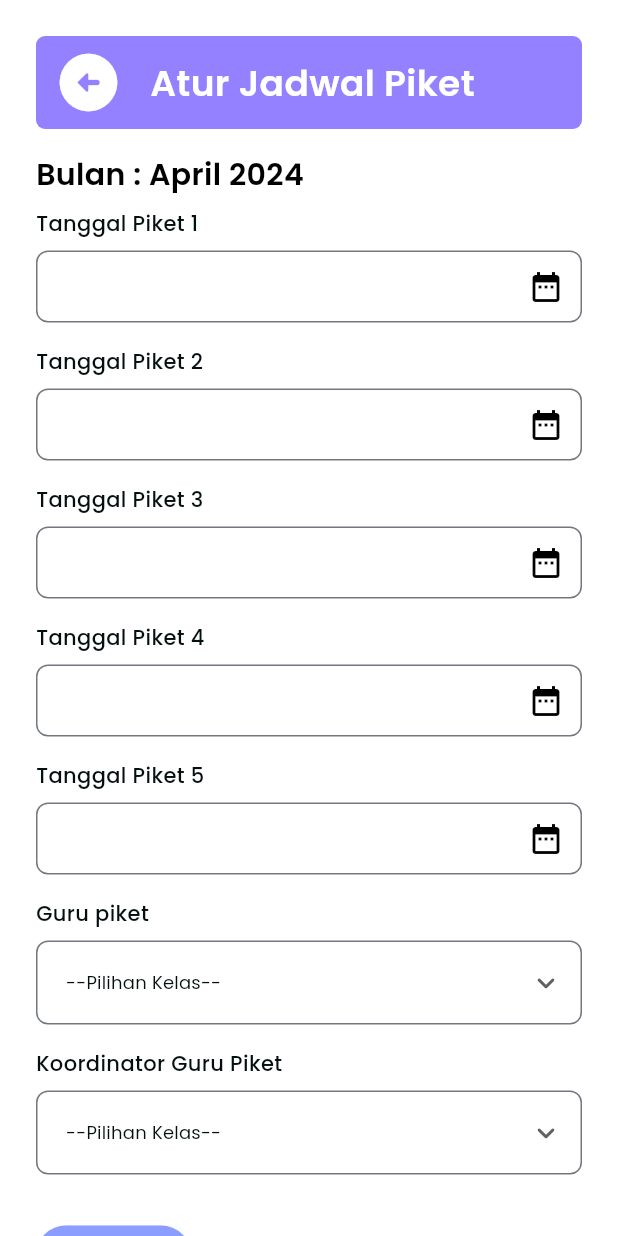
After one commit to Sholid/pigur_esemkada, a Flutter app: the AturJadwalPiketScreen screen opened by its route, on a phone screen of 412 x 824 dp. The commit adds this screen. Run offline on Flutter 3.47's test engine with Material 3 defaults, Android fonts, the phone set to English and light mode, and no system bars; our stand-ins replace dio, dropdown_button2, get_storage, google_fonts; accounts and stored records are empty.

Commit message:
halaman tambah jadwal

```diff
--- /dev/null
+++ b/lib/pages/admin/atur_jadwal_piket_screen.dart
@@ -0,0 +1,489 @@
+import 'dart:ui';
+
+import 'package:dropdown_button2/dropdown_button2.dart';
+import 'package:flutter/material.dart';
+import 'package:flutter/widgets.dart';
+import 'package:google_fonts/google_fonts.dart';
+import 'package:intl/intl.dart';
+
+class AturJadwalPiketScreen extends StatefulWidget {
+  static const String route = '/atur-jadwal-piket-screen';
+  const AturJadwalPiketScreen({super.key});
+
+  @override
+  State<AturJadwalPiketScreen> createState() => _AturJadwalPiketScreenState();
+}
+
+class _AturJadwalPiketScreenState extends State<AturJadwalPiketScreen> {
+  final List<String> genderItems = [
+    'Laki-laki',
+    'Perempuan',
+  ];
+  String? selectedValue;
+
+  DateTime? selectedDate1;
+  TextEditingController cTanggal1 = TextEditingController();
+  DateTime? selectedDate2;
+  TextEditingController cTanggal2 = TextEditingController();
+  DateTime? selectedDate3;
+  TextEditingController cTanggal3 = TextEditingController();
+  DateTime? selectedDate4;
+  TextEditingController cTanggal4 = TextEditingController();
+  DateTime? selectedDate5;
+  TextEditingController cTanggal5 = TextEditingController();
+
+  Future<void> _selectDate1(BuildContext context) async {
+    final DateTime? picked = await showDatePicker(
+      context: context,
+      initialDate: DateTime.now(),
+      firstDate: DateTime(2020),
+      lastDate: DateTime(2101),
+    );
+    if (picked != null) {
+      setState(() {
+        cTanggal1.text = picked.toString();
+        selectedDate1 = picked;
+      });
+    }
+  }
+
+  Future<void> _selectDate2(BuildContext context) async {
+    final DateTime? picked = await showDatePicker(
+      context: context,
+      initialDate: DateTime.now(),
+      firstDate: DateTime(2020),
+      lastDate: DateTime(2101),
+    );
+    if (picked != null) {
+      setState(() {
+        cTanggal2.text = picked.toString();
+        selectedDate2 = picked;
+      });
+    }
+  }
+
+  Future<void> _selectDate3(BuildContext context) async {
+    final DateTime? picked = await showDatePicker(
+      context: context,
+      initialDate: DateTime.now(),
+      firstDate: DateTime(2020),
+      lastDate: DateTime(2101),
+    );
+    if (picked != null) {
+      setState(() {
+        cTanggal3.text = picked.toString();
+        selectedDate3 = picked;
+      });
+    }
+  }
+
+  Future<void> _selectDate4(BuildContext context) async {
+    final DateTime? picked = await showDatePicker(
+      context: context,
+      initialDate: DateTime.now(),
+      firstDate: DateTime(2020),
+      lastDate: DateTime(2101),
+    );
+    if (picked != null) {
+      setState(() {
+        cTanggal4.text = picked.toString();
+        selectedDate4 = picked;
+      });
+    }
+  }
+
+  Future<void> _selectDate5(BuildContext context) async {
+    final DateTime? picked = await showDatePicker(
+      context: context,
+      initialDate: DateTime.now(),
+      firstDate: DateTime(2020),
+      lastDate: DateTime(2101),
+    );
+    if (picked != null) {
+      setState(() {
+        selectedDate5 = picked;
+        cTanggal5.text = selectedDate5.toString();
+      });
+    }
+  }
+
+  @override
+  Widget build(BuildContext context) {
+    return Scaffold(
+      backgroundColor: Colors.white,
+      body: ListView(
+        children: [
+          Padding(
+            padding: EdgeInsets.symmetric(horizontal: 24),
+            child: Column(
+              crossAxisAlignment: CrossAxisAlignment.start,
+              children: [
+                const SizedBox(
+                  height: 24,
+                ),
+                Container(
+                  padding:
+                      const EdgeInsets.symmetric(vertical: 8, horizontal: 12),
+                  decoration: BoxDecoration(
+                    color: const Color(0xFF9381FF),
+                    borderRadius: BorderRadius.circular(6),
+                  ),
+                  child: Row(
+                    children: [
+                      InkWell(
+                        onTap: () {
+                          Navigator.pop(context);
+                        },
+                        child: const Icon(
+                          size: 46,
+                          Icons.arrow_circle_left_rounded,
+                          color: Colors.white,
+                        ),
+                      ),
+                      const SizedBox(
+                        width: 18,
+                      ),
+                      Text(
+                        "Atur Jadwal Piket",
+                        style: GoogleFonts.poppins(
+                          fontSize: 24,
+                          fontWeight: FontWeight.w600,
+                          color: Colors.white,
+                        ),
+                      ),
+                    ],
+                  ),
+                ),
+                const SizedBox(
+                  height: 16,
+                ),
+                Align(
+                  alignment: Alignment.centerLeft,
+                  child: Text(
+                    "Bulan : ${DateFormat('MMMM yyyy').format(DateTime.now())}",
+                    style: GoogleFonts.poppins(
+                      fontSize: 20,
+                      fontWeight: FontWeight.w600,
+                      color: Colors.black,
+                    ),
+                  ),
+                ),
+                const SizedBox(
+                  height: 8,
+                ),
+                Text(
+                  "Tanggal Piket 1",
+                  style: GoogleFonts.poppins(
+                    fontSize: 14,
+                    fontWeight: FontWeight.w500,
+                    color: const Color(
+                      0xFF040F0F,
+                    ),
+                  ),
+                ),
+                const SizedBox(
+                  height: 8,
+                ),
+                TextField(
+                  controller: cTanggal1,
+                  readOnly: true,
+                  decoration: InputDecoration(
+                    suffixIcon: InkWell(
+                        onTap: () => _selectDate1(context),
+                        child:
+                            const Icon(Icons.date_range, color: Colors.black)),
+                    contentPadding:
+                        const EdgeInsets.symmetric(vertical: 8, horizontal: 8),
+                    border: OutlineInputBorder(
+                      borderRadius: BorderRadius.circular(8),
+                    ),
+                  ),
+                ),
+                const SizedBox(
+                  height: 16,
+                ),
+                Text(
+                  "Tanggal Piket 2",
+                  style: GoogleFonts.poppins(
+                    fontSize: 14,
+                    fontWeight: FontWeight.w500,
+                    color: const Color(
+                      0xFF040F0F,
+                    ),
+                  ),
+                ),
+                const SizedBox(
+                  height: 8,
+                ),
+                TextField(
+                  controller: cTanggal2,
+                  readOnly: true,
+                  decoration: InputDecoration(
+                    suffixIcon: InkWell(
+                        onTap: () => _selectDate2(context),
+                        child: Icon(Icons.date_range, color: Colors.black)),
+                    contentPadding:
+                        const EdgeInsets.symmetric(vertical: 8, horizontal: 8),
+                    border: OutlineInputBorder(
+                      borderRadius: BorderRadius.circular(8),
+                    ),
+                  ),
+                ),
+                const SizedBox(
+                  height: 16,
+                ),
+                Text(
+                  "Tanggal Piket 3",
+                  style: GoogleFonts.poppins(
+                    fontSize: 14,
+                    fontWeight: FontWeight.w500,
+                    color: const Color(
+                      0xFF040F0F,
+                    ),
+                  ),
+                ),
+                const SizedBox(
+                  height: 8,
+                ),
+                TextField(
+                  readOnly: true,
+                  controller: cTanggal3,
+                  decoration: InputDecoration(
+                    suffixIcon: InkWell(
+                        onTap: () => _selectDate3(context),
+                        child: Icon(Icons.date_range, color: Colors.black)),
+                    contentPadding:
+                        const EdgeInsets.symmetric(vertical: 8, horizontal: 8),
+                    border: OutlineInputBorder(
+                      borderRadius: BorderRadius.circular(8),
+                    ),
+                  ),
+                ),
+                const SizedBox(
+                  height: 16,
+                ),
+                Text(
+                  "Tanggal Piket 4",
+                  style: GoogleFonts.poppins(
+                    fontSize: 14,
+                    fontWeight: FontWeight.w500,
+                    color: const Color(
+                      0xFF040F0F,
+                    ),
+                  ),
+                ),
+                const SizedBox(
+                  height: 8,
+                ),
+                TextField(
+                  controller: cTanggal4,
+                  readOnly: true,
+                  decoration: InputDecoration(
+                    suffixIcon: InkWell(
+                        onTap: () => _selectDate4(context),
+                        child:
+                            const Icon(Icons.date_range, color: Colors.black)),
+                    contentPadding:
+                        const EdgeInsets.symmetric(vertical: 8, horizontal: 8),
+                    border: OutlineInputBorder(
+                      borderRadius: BorderRadius.circular(8),
+                    ),
+                  ),
+                ),
+                const SizedBox(
+                  height: 16,
+                ),
+                Text(
+                  "Tanggal Piket 5",
+                  style: GoogleFonts.poppins(
+                    fontSize: 14,
+                    fontWeight: FontWeight.w500,
+                    color: const Color(
+                      0xFF040F0F,
+                    ),
+                  ),
+                ),
+                const SizedBox(
+                  height: 8,
+                ),
+                TextField(
+                  controller: cTanggal5,
+                  readOnly: true,
+                  decoration: InputDecoration(
+                    suffixIcon: InkWell(
+                        onTap: () => _selectDate5(context),
+                        child:
+                            const Icon(Icons.date_range, color: Colors.black)),
+                    contentPadding:
+                        const EdgeInsets.symmetric(vertical: 8, horizontal: 8),
+                    border: OutlineInputBorder(
+                      borderRadius: BorderRadius.circular(8),
+                    ),
+                  ),
+                ),
+                const SizedBox(
+                  height: 16,
+                ),
+                Text(
+                  "Guru piket",
+                  style: GoogleFonts.poppins(
+                    fontSize: 14,
+                    fontWeight: FontWeight.w500,
+                    color: const Color(
+                      0xFF040F0F,
+                    ),
+                  ),
+                ),
+                const SizedBox(
+                  height: 8,
+                ),
+                DropdownButtonFormField2<String>(
+                  isExpanded: true,
+                  decoration: InputDecoration(
+                    contentPadding: const EdgeInsets.symmetric(vertical: 16),
+                    border: OutlineInputBorder(
+                      borderRadius: BorderRadius.circular(8),
+                    ),
+                  ),
+                  hint: Text(
+                    '--Pilihan Kelas--',
+                    style: GoogleFonts.poppins(
+                      fontSize: 12,
+                      fontWeight: FontWeight.w400,
+                      color: const Color(0xFF040F0F),
+                    ),
+                  ),
+                  items: genderItems
+                      .map((item) => DropdownMenuItem<String>(
+                            value: item,
+                            child: Text(
+                              item,
+                              style: const TextStyle(
+                                fontSize: 14,
+                              ),
+                            ),
+                          ))
+                      .toList(),
+                  validator: (value) {
+                    if (value == null) {
+                      return 'Please select gender.';
+                    }
+                    return null;
+                  },
+                  onChanged: (value) {
+                    //Do something when selected item is changed.
+                  },
+                  onSaved: (value) {
+                    selectedValue = value.toString();
+                  },
+                  buttonStyleData: const ButtonStyleData(
+                    padding: EdgeInsets.only(right: 8),
+                  ),
+                  iconStyleData: const IconStyleData(
+                    icon: Icon(Icons.keyboard_arrow_down_rounded),
+                    iconSize: 24,
+                  ),
+                  dropdownStyleData: DropdownStyleData(
+                    decoration: BoxDecoration(
+                      borderRadius: BorderRadius.circular(15),
+                    ),
+                  ),
+                  menuItemStyleData: const MenuItemStyleData(
+                    padding: EdgeInsets.symmetric(horizontal: 16),
+                  ),
+                ),
+                const SizedBox(
+                  height: 16,
+                ),
+                Text(
+                  "Koordinator Guru Piket",
+                  style: GoogleFonts.poppins(
+                    fontSize: 14,
+                    fontWeight: FontWeight.w500,
+                    color: const Color(
+                      0xFF040F0F,
+                    ),
+                  ),
+                ),
+                const SizedBox(
+                  height: 8,
+                ),
+                DropdownButtonFormField2<String>(
+                  isExpanded: true,
+                  decoration: InputDecoration(
+                    contentPadding: const EdgeInsets.symmetric(vertical: 16),
+                    border: OutlineInputBorder(
+                      borderRadius: BorderRadius.circular(8),
+                    ),
+                  ),
+                  hint: Text(
+                    '--Pilihan Kelas--',
+                    style: GoogleFonts.poppins(
+                      fontSize: 12,
+                      fontWeight: FontWeight.w400,
+                      color: const Color(0xFF040F0F),
+                    ),
+                  ),
+                  items: genderItems
+                      .map((item) => DropdownMenuItem<String>(
+                            value: item,
+                            child: Text(
+                              item,
+                              style: const TextStyle(
+                                fontSize: 14,
+                              ),
+                            ),
+                          ))
+                      .toList(),
+                  validator: (value) {
+                    if (value == null) {
+                      return 'Please select gender.';
+                    }
+                    return null;
+                  },
+                  onChanged: (value) {
+                    //Do something when selected item is changed.
+                  },
+                  onSaved: (value) {
+                    selectedValue = value.toString();
+                  },
+                  buttonStyleData: const ButtonStyleData(
+                    padding: EdgeInsets.only(right: 8),
+                  ),
+                  iconStyleData: const IconStyleData(
+                    icon: Icon(Icons.keyboard_arrow_down_rounded),
+                    iconSize: 24,
+                  ),
+                  dropdownStyleData: DropdownStyleData(
+                    decoration: BoxDecoration(
+                      borderRadius: BorderRadius.circular(15),
+                    ),
+                  ),
+                  menuItemStyleData: const MenuItemStyleData(
+                    padding: EdgeInsets.symmetric(horizontal: 16),
+                  ),
+                ),
+                const SizedBox(
+                  height: 30,
+                ),
+                ElevatedButton(
+                  style: ElevatedButton.styleFrom(
+                    backgroundColor: const Color(0xFF8B9DFE),
+                  ),
+                  onPressed: () {},
+                  child: Text(
+                    "Simpan",
+                    style: GoogleFonts.poppins(
+                        fontSize: 14,
+                        fontWeight: FontWeight.w600,
+                        color: Colors.white),
+                  ),
+                ),
+              ],
+            ),
+          ),
+        ],
+      ),
+    );
+  }
+}
--- a/lib/router/app_router.dart
+++ b/lib/router/app_router.dart
@@ -2,10 +2,10 @@ import 'package:flutter/cupertino.dart';
 import 'package:flutter/material.dart';
 import 'package:flutter/widgets.dart';
 import 'package:flutter_app_prjct/pages/addguru.dart';
+import 'package:flutter_app_prjct/pages/admin/atur_jadwal_piket_screen.dart';
 import 'package:flutter_app_prjct/pages/admin/detail_inspeksi_screen.dart';
 import 'package:flutter_app_prjct/pages/admin/home_admin.dart';
 import 'package:flutter_app_prjct/pages/login/login_page.dart';
-//import 'package:flutter_app_prjct/pages/registerasi.dart';
 import 'package:flutter_app_prjct/pages/splash/page.dart';
 import 'package:flutter_app_prjct/pages/user/cek_kelas_screen.dart';
 import 'package:flutter_app_prjct/pages/user/home_user_screen.dart';
@@ -21,5 +21,6 @@ class AppRouter {
     CekKelasScreen.route: (context) => const CekKelasScreen(),
     InspeksiKelasScreen.route: (context) => const InspeksiKelasScreen(),
     DetailInspeksiScreen.route: (context) => const DetailInspeksiScreen(),
+    AturJadwalPiketScreen.route: (context) => const AturJadwalPiketScreen(),
   };
 }
--- a/pubspec.yaml
+++ b/pubspec.yaml
@@ -40,6 +40,7 @@ dependencies:
   dropdown_button2: ^2.3.9
   get_storage: ^2.1.1
   google_fonts: ^6.2.1
+  intl: ^0.19.0
 dev_dependencies:
   flutter_test:
     sdk: flutter
```
Also changed, not shown: pubspec.lock.
